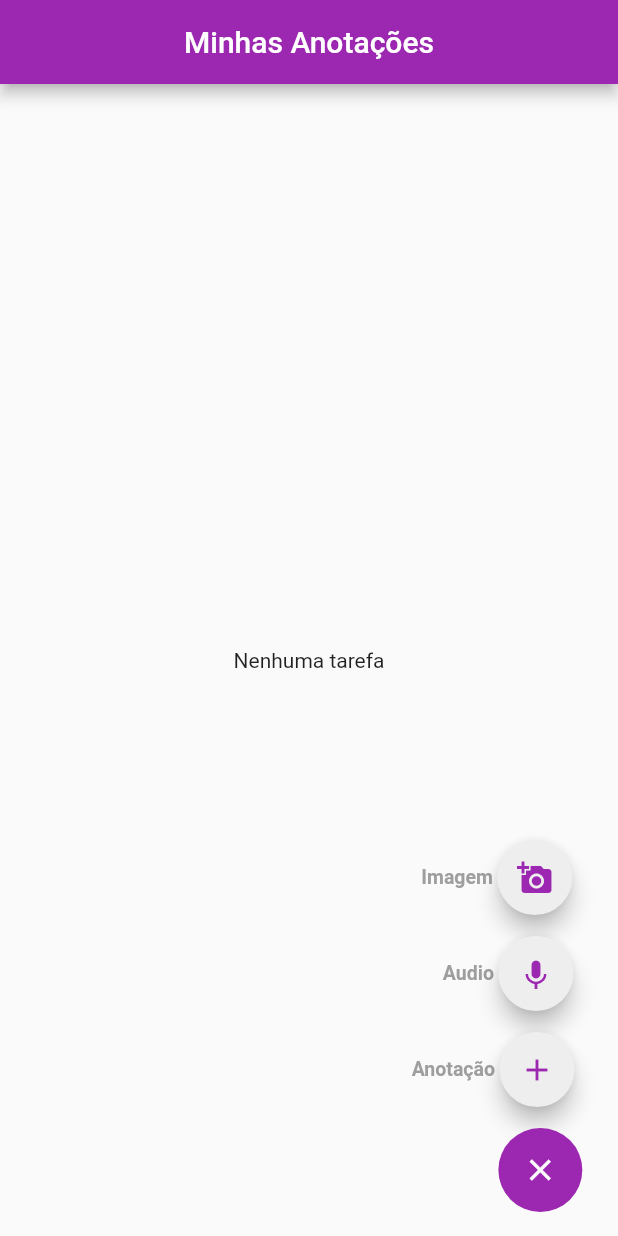
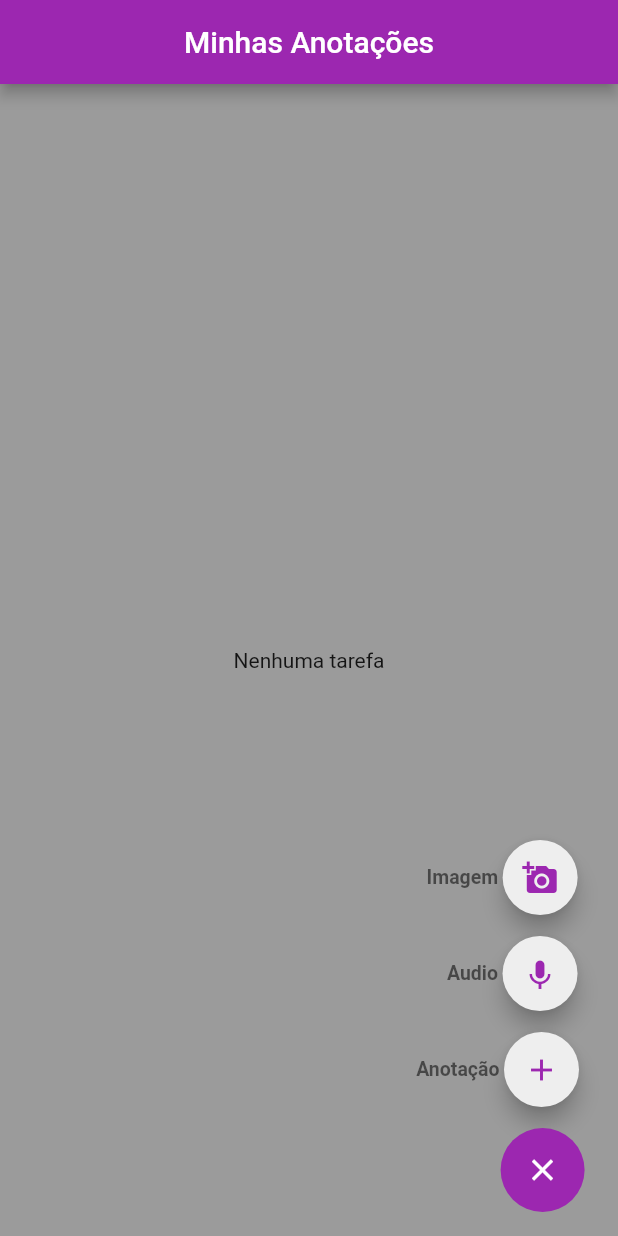
Before and after one commit to AndersonD-art/my_notes, a Flutter app: the screen it shows after launch, after a tap on the "add a photo" icon, on a phone screen of 412 x 824 dp. Run offline on Flutter 3.47's test engine with Material 2 defaults, Android fonts, the phone set to English and light mode, and no system bars; our stand-ins replace sqflite; accounts and stored records are empty.

Commit message:
fancy_fab_widget - add background - readme - edit image

```diff
--- a/lib/app/widget/fancy_fab_widget.dart
+++ b/lib/app/widget/fancy_fab_widget.dart
@@ -31,6 +31,7 @@ class _FancyFabState extends State<FancyFab>
   Animation<double> _animation1;
   Animation<double> _animation2;
   Animation<double> _animation3;
+  Animation<double> _animation4;
   HomeProvider homeProvider = HomeProvider();
   AnnotationRecover annotationRecover = AnnotationRecover();
 
@@ -71,6 +72,10 @@ class _FancyFabState extends State<FancyFab>
       parent: _animationController,
       curve: new Interval(0.8, 1.0, curve: Curves.linear),
     );
+    _animation4 = new CurvedAnimation(
+      parent: _animationController,
+      curve: new Interval(1.0, 1.0, curve: Curves.linear),
+    );
     super.initState();
   }
 
@@ -92,7 +97,7 @@ class _FancyFabState extends State<FancyFab>
   Widget image() {
     return Container(
       height: 50,
-      margin: EdgeInsets.only(right: 5.0),
+      margin: EdgeInsets.only(right: 1.0),
       child: Row(
         mainAxisSize: MainAxisSize.min,
         children: <Widget>[
@@ -105,7 +110,7 @@ class _FancyFabState extends State<FancyFab>
                 style: TextStyle(
                   fontSize: 13.0,
                   fontFamily: 'Roboto',
-                  color: Color(0xFF9E9E9E),
+                  color: Colors.black54,
                   fontWeight: FontWeight.bold,
                 ),
               ),
@@ -140,7 +145,7 @@ class _FancyFabState extends State<FancyFab>
   Widget voice() {
     return Container(
       height: 50,
-      margin: EdgeInsets.only(left: 10.0),
+      margin: EdgeInsets.only(left: 12.5),
       child: Row(
         mainAxisSize: MainAxisSize.min,
         children: <Widget>[
@@ -153,7 +158,7 @@ class _FancyFabState extends State<FancyFab>
                 style: TextStyle(
                   fontSize: 13.0,
                   fontFamily: 'Roboto',
-                  color: Color(0xFF9E9E9E),
+                  color: Colors.black54,
                   fontWeight: FontWeight.bold,
                 ),
               ),
@@ -188,7 +193,7 @@ class _FancyFabState extends State<FancyFab>
   Widget add() {
     return Container(
       height: 50,
-      margin: EdgeInsets.only(right: 10.0),
+      margin: EdgeInsets.only(right: 7.0),
       child: Row(
         mainAxisSize: MainAxisSize.min,
         children: <Widget>[
@@ -201,7 +206,7 @@ class _FancyFabState extends State<FancyFab>
                 style: TextStyle(
                   fontSize: 13.0,
                   fontFamily: 'Roboto',
-                  color: Color(0xFF9E9E9E),
+                  color: Colors.black54,
                   fontWeight: FontWeight.bold,
                 ),
               ),
@@ -251,7 +256,32 @@ class _FancyFabState extends State<FancyFab>
 
   @override
   Widget build(BuildContext context) {
-    return Column(
+    var background = ScaleTransition(
+      scale: _animation4,
+      alignment: FractionalOffset.bottomLeft,
+      child: GestureDetector(
+        onTap: () {
+          animate();
+        },
+        child: OverflowBox(
+          minWidth: 0.0,
+          minHeight: 0.0,
+          maxWidth: double.infinity,
+          maxHeight: double.infinity,
+          child: Container(
+            color: Colors.black38,
+            width: MediaQuery.of(context).size.width * 2,
+            height: MediaQuery.of(context).size.height * 2,
+          ),
+        ),
+      ),
+    );
+    return Stack(
+      alignment: Alignment.topRight,
+      clipBehavior: Clip.none,
+      children: [
+        background,
+        Column(
           mainAxisAlignment: MainAxisAlignment.end,
           children: [
             Transform(
@@ -280,6 +310,8 @@ class _FancyFabState extends State<FancyFab>
             ),
             toggle(),
           ],
+        ),
+      ],
     );
   }
 }
```
Also changed, not shown: 1 other file. Lines whose indentation alone changed are shown as unchanged.
